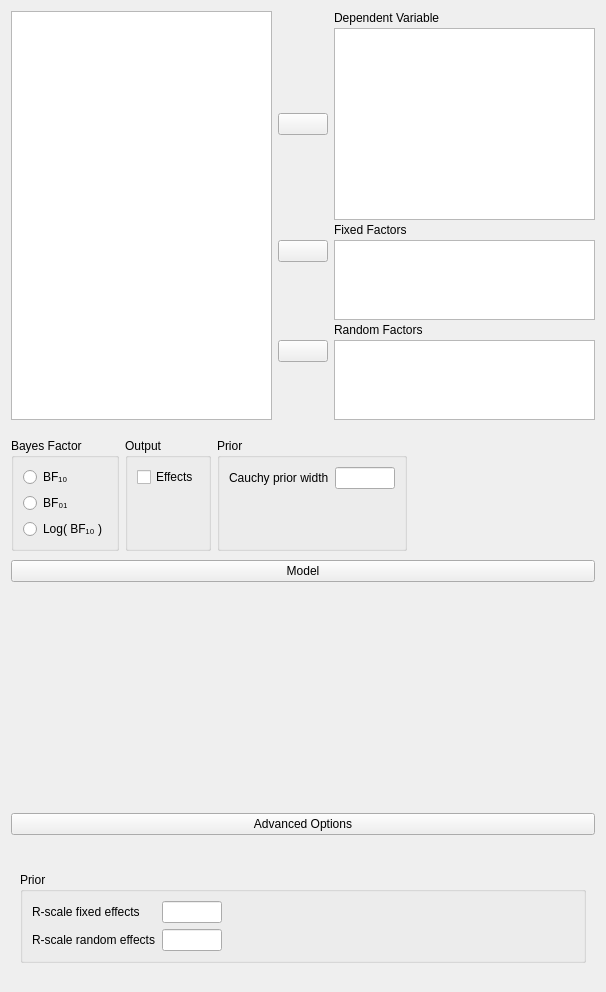
Qt form JASP-Desktop/analysisforms/anovabayesianform.ui (jasp-stats/jasp-desktop) before a commit.
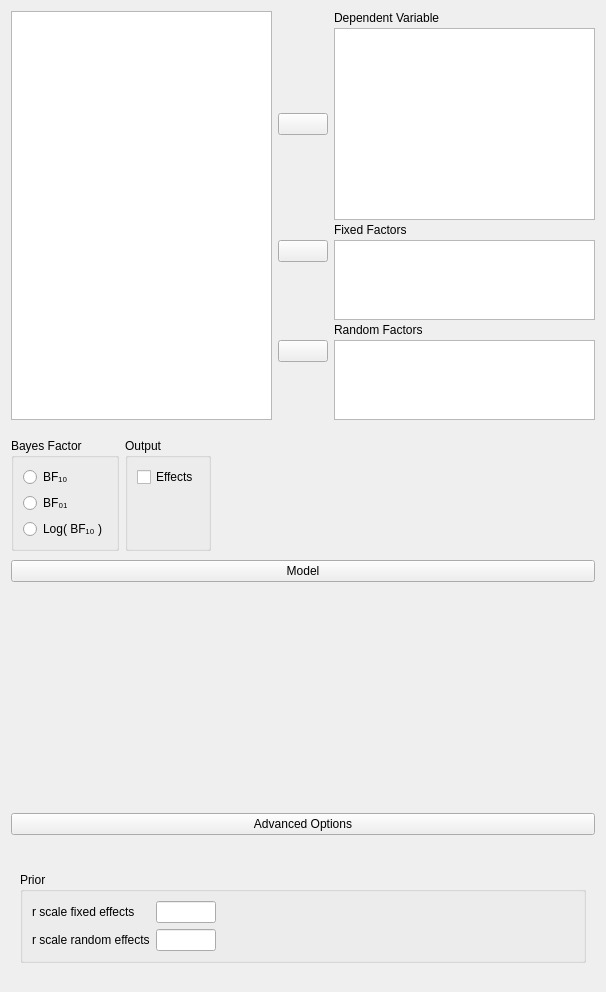
The same form after that commit. Custom widgets are drawn as their Qt base class.

Commit message: Priors: added advanced options for Bayesian analyses

Diff of the .ui file:
```diff
--- a/JASP-Desktop/analysisforms/anovabayesianform.ui
+++ b/JASP-Desktop/analysisforms/anovabayesianform.ui
@@ -316,51 +316,6 @@
         </layout>
        </widget>
       </item>
-      <item row="0" column="2">
-       <widget class="GroupBox" name="groupBox">
-        <property name="title">
-         <string>Prior</string>
-        </property>
-        <layout class="QGridLayout" name="gridLayout_10">
-         <item row="0" column="0">
-          <widget class="QLabel" name="label_4">
-           <property name="text">
-            <string>Cauchy prior width</string>
-           </property>
-          </widget>
-         </item>
-         <item row="0" column="1">
-          <widget class="BoundTextBox" name="priorWidth">
-           <property name="minimumSize">
-            <size>
-             <width>60</width>
-             <height>0</height>
-            </size>
-           </property>
-           <property name="maximumSize">
-            <size>
-             <width>60</width>
-             <height>16777215</height>
-            </size>
-           </property>
-          </widget>
-         </item>
-         <item row="1" column="0">
-          <spacer name="verticalSpacer_4">
-           <property name="orientation">
-            <enum>Qt::Vertical</enum>
-           </property>
-           <property name="sizeHint" stdset="0">
-            <size>
-             <width>20</width>
-             <height>5</height>
-            </size>
-           </property>
-          </spacer>
-         </item>
-        </layout>
-       </widget>
-      </item>
       <item row="0" column="0">
        <widget class="BoundGroupBox" name="bayesFactorType">
         <property name="sizePolicy">
@@ -505,7 +460,7 @@
             <item row="0" column="0">
              <widget class="QLabel" name="label_5">
               <property name="text">
-               <string>R-scale fixed effects</string>
+               <string>r scale fixed effects</string>
               </property>
              </widget>
             </item>
@@ -541,7 +496,7 @@
             <item row="1" column="0">
              <widget class="QLabel" name="label_6">
               <property name="text">
-               <string>R-scale random effects</string>
+               <string>r scale random effects</string>
               </property>
              </widget>
             </item>
```
The commit also changes 11 other files.
